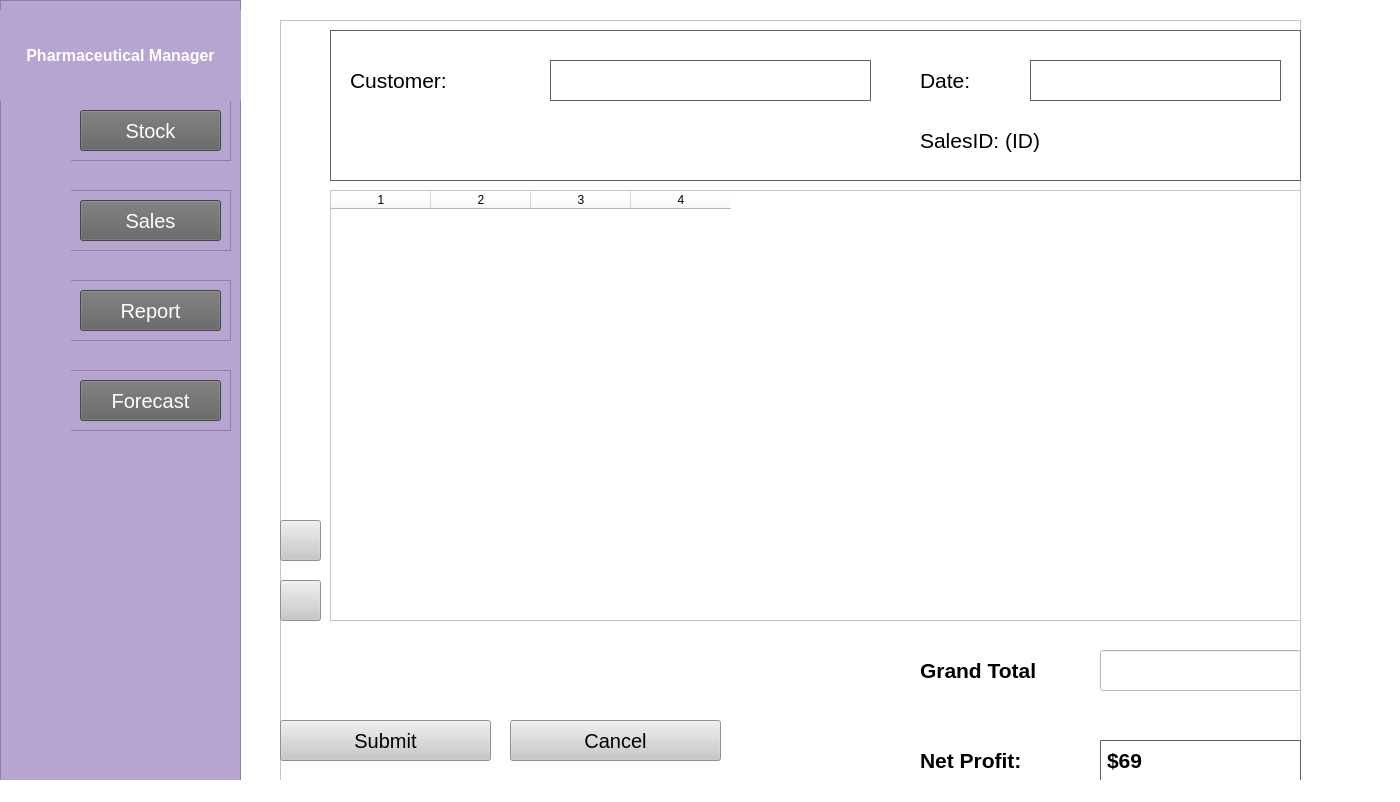
Above: app/UserInterface/Pages/SalesWindow.ui from JunlinDu/PHP-SRePS before the change. Below: the same form after it.
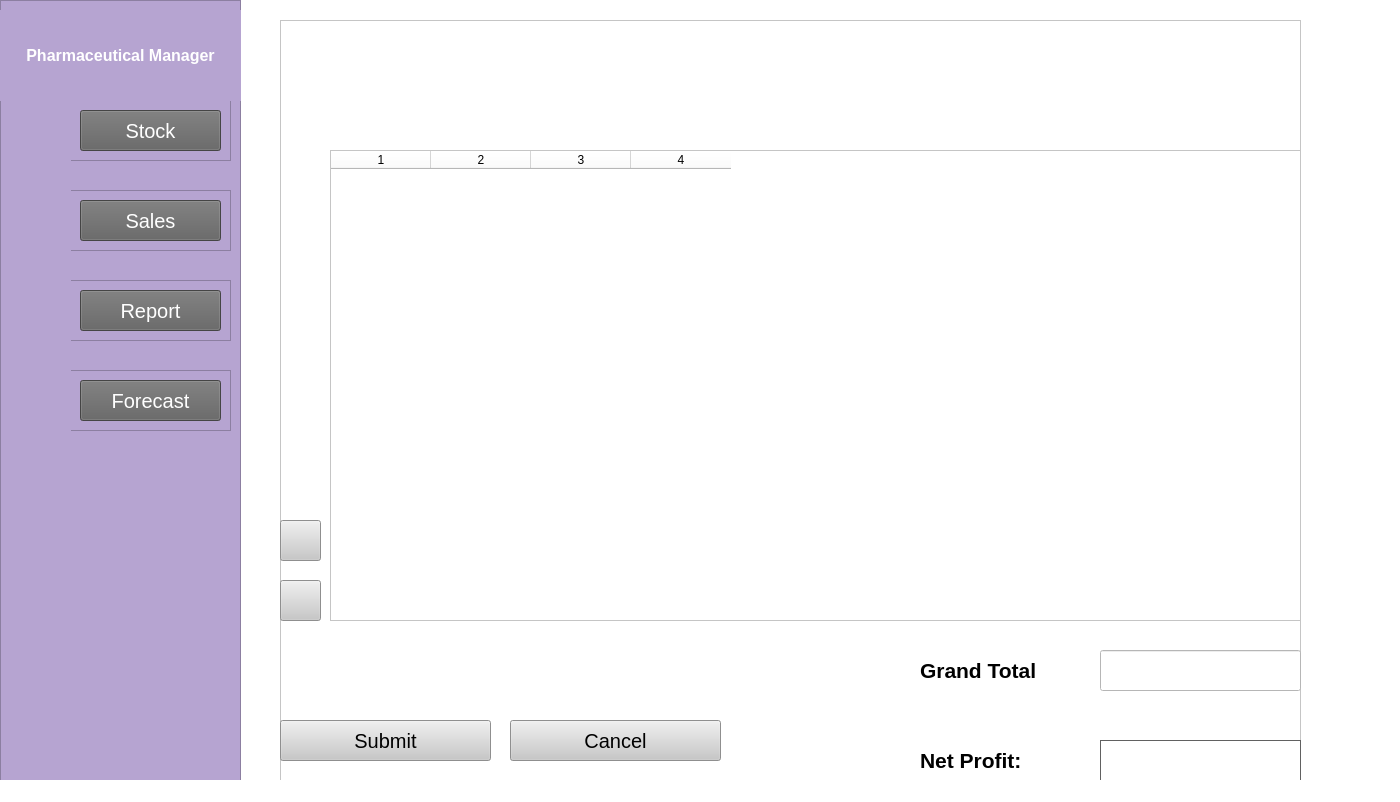
That is the form after the change. Icons and pictures are not drawn.

Diff of the .ui file:
```diff
--- a/app/UserInterface/Pages/SalesWindow.ui
+++ b/app/UserInterface/Pages/SalesWindow.ui
@@ -526,9 +526,9 @@
      <property name="geometry">
       <rect>
        <x>50</x>
-       <y>170</y>
+       <y>130</y>
        <width>971</width>
-       <height>431</height>
+       <height>471</height>
       </rect>
      </property>
      <property name="lineWidth">
@@ -621,144 +621,6 @@
       <string>Submit</string>
      </property>
     </widget>
-    <widget class="QFrame" name="frame">
-     <property name="geometry">
-      <rect>
-       <x>50</x>
-       <y>10</y>
-       <width>971</width>
-       <height>151</height>
-      </rect>
-     </property>
-     <property name="styleSheet">
-      <string notr="true">border: 1px solid rgb(97, 97, 97);</string>
-     </property>
-     <property name="frameShape">
-      <enum>QFrame::StyledPanel</enum>
-     </property>
-     <property name="frameShadow">
-      <enum>QFrame::Raised</enum>
-     </property>
-     <widget class="QLabel" name="ProductIDText">
-      <property name="geometry">
-       <rect>
-        <x>20</x>
-        <y>30</y>
-        <width>201</width>
-        <height>41</height>
-       </rect>
-      </property>
-      <property name="font">
-       <font>
-        <family>MS Sans Serif</family>
-        <pointsize>16</pointsize>
-        <weight>50</weight>
-        <bold>false</bold>
-       </font>
-      </property>
-      <property name="layoutDirection">
-       <enum>Qt::LeftToRight</enum>
-      </property>
-      <property name="styleSheet">
-       <string notr="true">border: 0px;</string>
-      </property>
-      <property name="text">
-       <string>Customer: </string>
-      </property>
-      <property name="alignment">
-       <set>Qt::AlignLeading|Qt::AlignLeft|Qt::AlignVCenter</set>
-      </property>
-      <property name="wordWrap">
-       <bool>true</bool>
-      </property>
-     </widget>
-     <widget class="QLabel" name="ManufacturerText">
-      <property name="geometry">
-       <rect>
-        <x>590</x>
-        <y>30</y>
-        <width>111</width>
-        <height>41</height>
-       </rect>
-      </property>
-      <property name="font">
-       <font>
-        <family>MS Sans Serif</family>
-        <pointsize>16</pointsize>
-        <weight>50</weight>
-        <bold>false</bold>
-       </font>
-      </property>
-      <property name="layoutDirection">
-       <enum>Qt::LeftToRight</enum>
-      </property>
-      <property name="styleSheet">
-       <string notr="true">border: 0px;</string>
-      </property>
-      <property name="text">
-       <string>Date:</string>
-      </property>
-      <property name="alignment">
-       <set>Qt::AlignLeading|Qt::AlignLeft|Qt::AlignVCenter</set>
-      </property>
-      <property name="wordWrap">
-       <bool>true</bool>
-      </property>
-     </widget>
-     <widget class="QLineEdit" name="CustomerNameInput">
-      <property name="geometry">
-       <rect>
-        <x>220</x>
-        <y>30</y>
-        <width>321</width>
-        <height>41</height>
-       </rect>
-      </property>
-     </widget>
-     <widget class="QLineEdit" name="DateInput">
-      <property name="geometry">
-       <rect>
-        <x>700</x>
-        <y>30</y>
-        <width>251</width>
-        <height>41</height>
-       </rect>
-      </property>
-     </widget>
-     <widget class="QLabel" name="SalesIDText">
-      <property name="geometry">
-       <rect>
-        <x>590</x>
-        <y>90</y>
-        <width>361</width>
-        <height>41</height>
-       </rect>
-      </property>
-      <property name="font">
-       <font>
-        <family>MS Sans Serif</family>
-        <pointsize>16</pointsize>
-        <weight>50</weight>
-        <bold>false</bold>
-       </font>
-      </property>
-      <property name="layoutDirection">
-       <enum>Qt::LeftToRight</enum>
-      </property>
-      <property name="styleSheet">
-       <string notr="true">border: 0px;</string>
-      </property>
-      <property name="text">
-       <string>SalesID: (ID)</string>
-      </property>
-      <property name="alignment">
-       <set>Qt::AlignLeading|Qt::AlignLeft|Qt::AlignVCenter</set>
-      </property>
-      <property name="wordWrap">
-       <bool>true</bool>
-      </property>
-     </widget>
-    </widget>
     <widget class="QPushButton" name="DeleteSalesItem">
      <property name="geometry">
       <rect>
@@ -884,7 +746,7 @@
       <string notr="true">border: 1px solid rgb(97, 97, 97);</string>
      </property>
      <property name="text">
-      <string>$69</string>
+      <string/>
      </property>
      <property name="alignment">
       <set>Qt::AlignLeading|Qt::AlignLeft|Qt::AlignVCenter</set>
```
